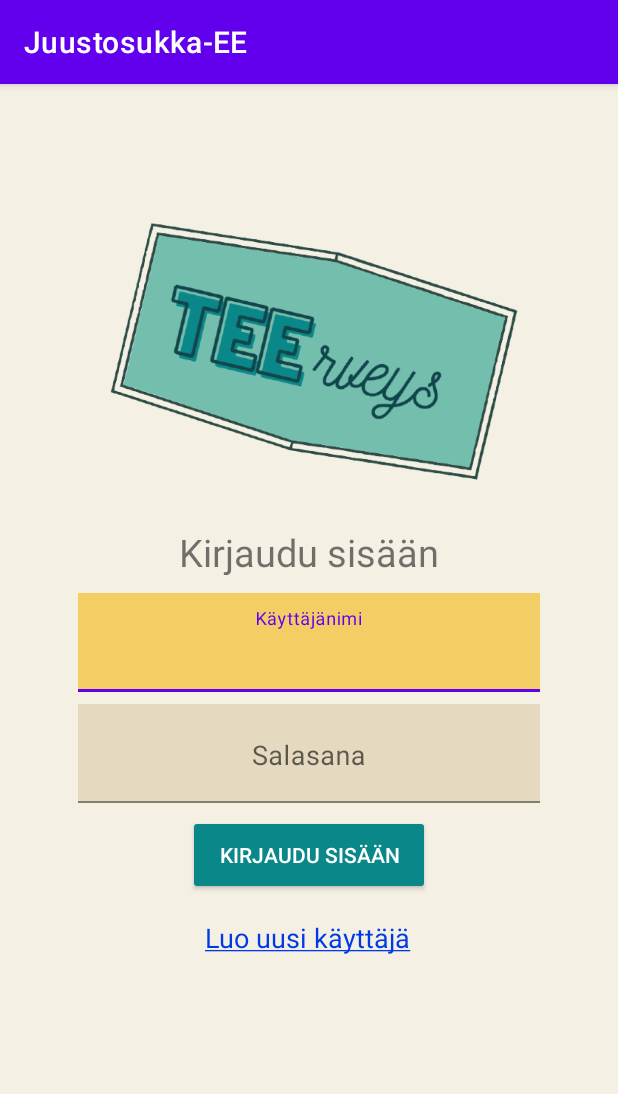
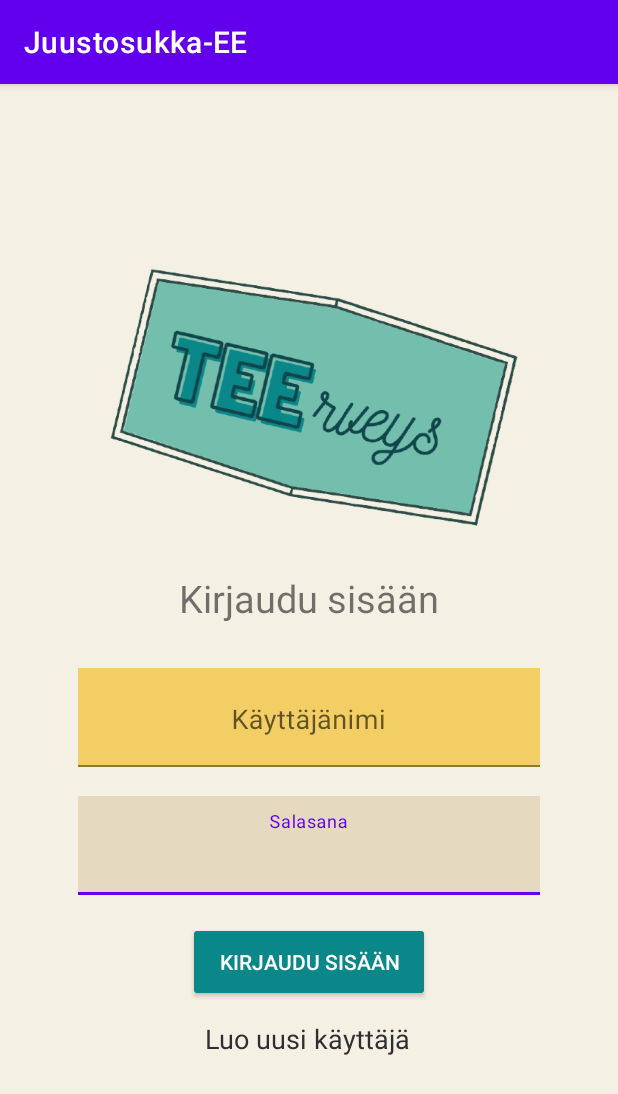
Before and after one commit to pienokainen/Juustosukka-EE, an Android app: the screen it shows after launch (LogInPage), on a phone screen of 412 x 824 dp. Shown: the top 1094 px of the screen. Run offline under Robolectric (Android 15) with nearby library versions, the phone set to English and light mode, and no system bars.

Commit message:
Revert "Fixes to the code and to the widgets and to the strings !"
This reverts commit c19b4ab037296ce4c7fc9d68ceaf1b3220af04f2.

```diff
--- a/JuustosukkaEE/app/src/main/java/com/example/juustosukka_ee/LogInPage.java
+++ b/JuustosukkaEE/app/src/main/java/com/example/juustosukka_ee/LogInPage.java
@@ -16,9 +16,15 @@ public class LogInPage extends AppCompatActivity {
         super.onCreate(savedInstanceState);
         setContentView(R.layout.activity_loginpage);
         button = (Button) findViewById(R.id.logIn);
+        button.setOnClickListener(new View.OnClickListener() {
+            @Override
+            public void onClick(View v) {
+                logIn();
+            }
+        });
     }
 
-    public void logIn(View v){
+    public void logIn(){
         Intent intent = new Intent(this, HomePage.class);
         startActivity(intent);
     }
--- a/JuustosukkaEE/app/src/main/res/layout/activity_loginpage.xml
+++ b/JuustosukkaEE/app/src/main/res/layout/activity_loginpage.xml
@@ -15,17 +15,42 @@
         android:layout_width="wrap_content"
         android:layout_height="197dp"
         android:layout_marginStart="36.5dp"
+        android:layout_marginTop="108dp"
         android:layout_marginEnd="36.5dp"
         android:contentDescription="@string/app_logo"
-        app:layout_constraintBottom_toBottomOf="parent"
         app:layout_constraintEnd_toEndOf="parent"
         app:layout_constraintStart_toStartOf="parent"
         app:layout_constraintTop_toTopOf="parent"
-        app:layout_constraintVertical_bias="0.136"
         app:srcCompat="@drawable/teerveys_logo" />
 
     <com.google.android.material.textfield.TextInputLayout
-        android:id="@+id/textInputLayout5"
+        android:id="@+id/textInputLayout4"
+        android:layout_width="308dp"
+        android:layout_height="66dp"
+        android:layout_marginStart="50dp"
+        android:layout_marginEnd="50dp"
+        android:background="@color/yellow_200"
+        android:backgroundTint="@color/yellow_200"
+        app:layout_constraintBottom_toBottomOf="parent"
+        app:layout_constraintEnd_toEndOf="parent"
+        app:layout_constraintHorizontal_bias="0.50"
+        app:layout_constraintStart_toStartOf="parent"
+        app:layout_constraintTop_toTopOf="parent"
+        app:layout_constraintVertical_bias="0.676">
+
+        <com.google.android.material.textfield.TextInputEditText
+            android:id="@+id/passwd"
+            android:layout_width="match_parent"
+            android:layout_height="66dp"
+            android:backgroundTint="@color/yellow_200"
+            android:gravity="center_horizontal"
+            android:hint="@string/password_hint"
+            android:textSize="18sp"
+            tools:layout_editor_absoluteX="73dp"
+            tools:layout_editor_absoluteY="577dp" />
+    </com.google.android.material.textfield.TextInputLayout>
+
+    <com.google.android.material.textfield.TextInputLayout
         android:layout_width="308dp"
         android:layout_height="66dp"
         android:layout_marginStart="50dp"
@@ -33,6 +58,7 @@
         android:layout_marginEnd="50dp"
         android:background="@color/yellow_700"
         android:backgroundTint="@color/yellow_700"
+        app:layout_constraintBottom_toTopOf="@+id/textInputLayout4"
         app:layout_constraintEnd_toEndOf="parent"
         app:layout_constraintStart_toStartOf="parent"
         app:layout_constraintTop_toBottomOf="@id/textView1"
@@ -48,45 +74,20 @@
             android:textSize="18sp" />
     </com.google.android.material.textfield.TextInputLayout>
 
-    <com.google.android.material.textfield.TextInputLayout
-        android:id="@+id/textInputLayout4"
-        android:layout_width="308dp"
-        android:layout_height="66dp"
-        android:layout_marginStart="50dp"
-        android:layout_marginTop="8dp"
-        android:layout_marginEnd="50dp"
-        android:background="@color/yellow_200"
-        android:backgroundTint="@color/yellow_200"
-        app:layout_constraintEnd_toEndOf="parent"
-        app:layout_constraintHorizontal_bias="0.50"
-        app:layout_constraintStart_toStartOf="parent"
-        app:layout_constraintTop_toBottomOf="@+id/textInputLayout5"
-        tools:ignore="NotSibling">
-
-        <com.google.android.material.textfield.TextInputEditText
-            android:id="@+id/passwd"
-            android:layout_width="match_parent"
-            android:layout_height="66dp"
-            android:backgroundTint="@color/yellow_200"
-            android:gravity="center_horizontal"
-            android:hint="@string/password_hint"
-            android:textSize="18sp"
-            tools:layout_editor_absoluteX="73dp"
-            tools:layout_editor_absoluteY="577dp" />
-    </com.google.android.material.textfield.TextInputLayout>
-
     <Button
         android:id="@+id/logIn"
         style="@style/Widget.AppCompat.Button.Colored"
         android:layout_width="161dp"
         android:layout_height="53dp"
-        android:layout_marginTop="8dp"
+        android:layout_marginBottom="156dp"
         android:onClick="logIn"
         android:text="@string/log_in"
         app:backgroundTint="@color/teal_700"
+        app:layout_constraintBottom_toBottomOf="parent"
         app:layout_constraintEnd_toEndOf="parent"
         app:layout_constraintStart_toStartOf="parent"
-        app:layout_constraintTop_toBottomOf="@+id/textInputLayout4"
+        app:layout_constraintTop_toBottomOf="@id/passwd"
+        app:layout_constraintVertical_bias="1.0"
         tools:ignore="NotSibling" />
 
     <TextView
@@ -105,16 +106,19 @@
         android:layout_width="wrap_content"
         android:layout_height="29dp"
         android:layout_marginStart="130dp"
-        android:layout_marginTop="16dp"
+        android:layout_marginTop="7dp"
         android:layout_marginEnd="130dp"
+        android:layout_marginBottom="100dp"
         android:onClick="openNewUser"
-        android:text="@string/new_user_underline"
-        android:textColor="#003AE6"
+        android:text="Luo uusi käyttäjä"
+        android:textColor="#2D2F31"
         android:textSize="18sp"
+        app:layout_constraintBottom_toBottomOf="parent"
         app:layout_constraintEnd_toEndOf="parent"
         app:layout_constraintHorizontal_bias="0.47"
         app:layout_constraintStart_toStartOf="parent"
-        app:layout_constraintTop_toBottomOf="@+id/logIn" />
+        app:layout_constraintTop_toBottomOf="@+id/logIn"
+        app:layout_constraintVertical_bias="0.25" />
 
 
 </androidx.constraintlayout.widget.ConstraintLayout>
--- a/JuustosukkaEE/app/src/main/res/values/strings.xml
+++ b/JuustosukkaEE/app/src/main/res/values/strings.xml
@@ -2,7 +2,6 @@
     <string name="app_name">Juustosukka-EE</string>
     <string name="app_logo">app_logo</string>
     <string name="new_user">Luo uusi käyttäjä</string>
-    <string name="new_user_underline"><u>Luo uusi käyttäjä</u></string>
     <string name="log_in">Kirjaudu sisään</string>
     <string name="back_icon">back_icon</string>
     <string name="password_hint">Salasana</string>
```
